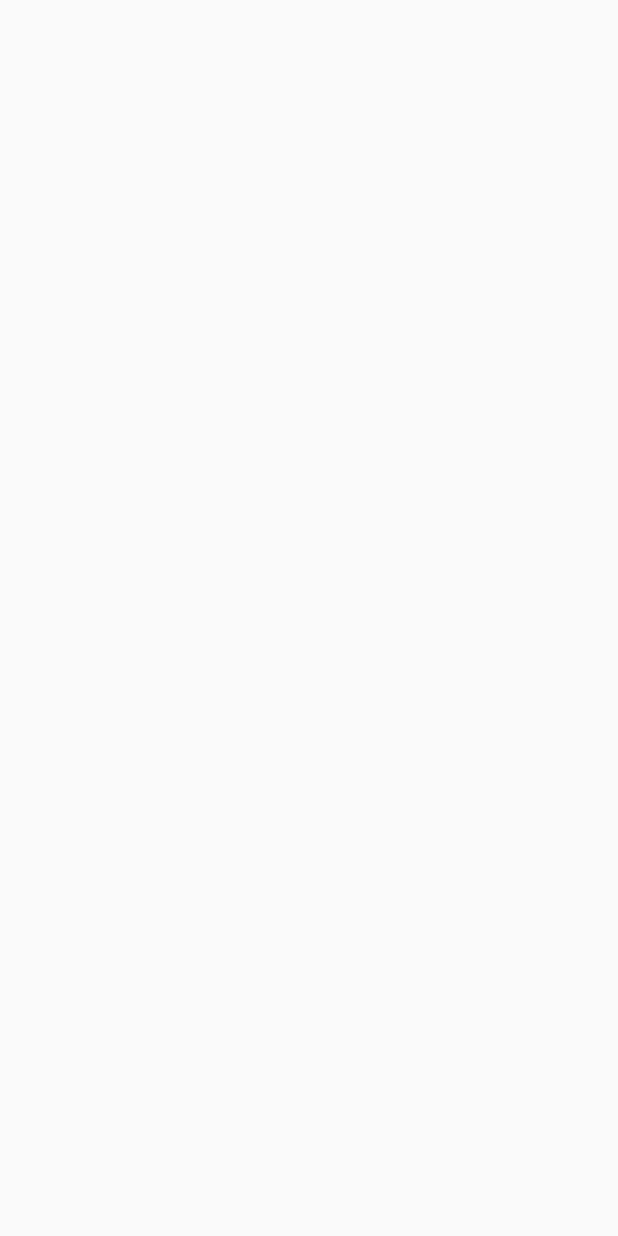
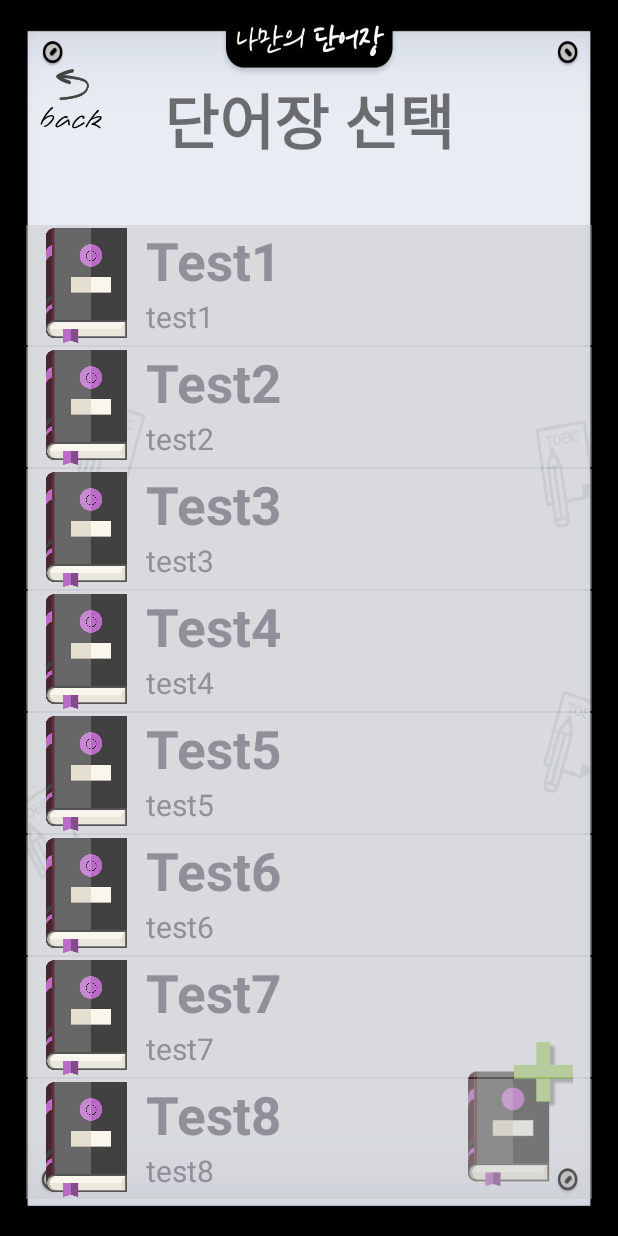
Before and after one commit to jaemin-Yoo/MyVocabulary, an Android app: the BookActivity screen opened directly, with no data from a screen before it, on a phone screen of 412 x 824 dp. Before the commit the screen is empty. Run offline under Robolectric (Android 15) with nearby library versions, the phone set to English and light mode, and no system bars.

Commit message:
ListView

```diff
--- a/MyVocabulary/app/src/main/java/com/example/myvocabulary/BookActivity.java
+++ b/MyVocabulary/app/src/main/java/com/example/myvocabulary/BookActivity.java
@@ -1,14 +1,90 @@
 package com.example.myvocabulary;
 
 import android.os.Bundle;
+import android.util.Log;
+import android.view.View;
+import android.view.ViewGroup;
+import android.widget.BaseAdapter;
+import android.widget.ImageButton;
+import android.widget.ListView;
 
 import androidx.appcompat.app.AppCompatActivity;
 
+import java.util.ArrayList;
+
 public class BookActivity extends AppCompatActivity {
+
+    private ImageButton back;
 
     @Override
     protected void onCreate(Bundle savedInstanceState) {
         super.onCreate(savedInstanceState);
         setContentView(R.layout.activity_book);
+
+        back=findViewById(R.id.btn_back);
+        back.setOnClickListener(new View.OnClickListener() {
+            @Override
+            public void onClick(View view) {
+                finish();
+            }
+        });
+
+        Log.d("test", "test1");
+        ListView listView = findViewById(R.id.listview);
+        BookAdapter adapter = new BookAdapter();
+        Log.d("test", "test2");
+        adapter.addItem(new Booklist("Test1", "test1", R.drawable.book));
+        adapter.addItem(new Booklist("Test2", "test2", R.drawable.book));
+        adapter.addItem(new Booklist("Test3", "test3", R.drawable.book));
+        adapter.addItem(new Booklist("Test4", "test4", R.drawable.book));
+        adapter.addItem(new Booklist("Test5", "test5", R.drawable.book));
+        adapter.addItem(new Booklist("Test6", "test6", R.drawable.book));
+        adapter.addItem(new Booklist("Test7", "test7", R.drawable.book));
+        adapter.addItem(new Booklist("Test8", "test8", R.drawable.book));
+        Log.d("test", "test3");
+        listView.setAdapter(adapter);
+        Log.d("test", "test4");
+    }
+
+    class BookAdapter extends BaseAdapter {
+
+        ArrayList<Booklist> items = new ArrayList<Booklist>();
+
+        @Override
+        public int getCount() {
+            return items.size();
+        }
+
+        public void addItem(Booklist item) {
+            items.add(item);
+        }
+
+        @Override
+        public Object getItem(int i) {
+            return items.get(i);
+        }
+
+        @Override
+        public long getItemId(int i) {
+            return i;
+        }
+
+        @Override
+        public View getView(int i, View view, ViewGroup viewGroup) {
+            BooklistView booklistView = null;
+            if(view == null){
+                booklistView = new BooklistView(getApplicationContext());
+            }
+            else{
+                booklistView = (BooklistView)view;
+            }
+            Booklist item = items.get(i);
+            booklistView.setName(item.getName());
+            booklistView.setSubname(item.getSubname());
+            booklistView.setBook(item.getResId());
+            return booklistView;
+        }
+
+
     }
 }
--- /dev/null
+++ b/MyVocabulary/app/src/main/java/com/example/myvocabulary/Booklist.java
@@ -0,0 +1,42 @@
+package com.example.myvocabulary;
+
+public class Booklist {
+    String name;
+    String subname;
+    int resId;
+
+    public Booklist(String name, String subname, int resId){
+        this.name = name;
+        this.subname = subname;
+        this.resId = resId;
+    }
+
+    public String getName() {
+        return name;
+    }
+
+    public void setName() {
+        this.name = name;
+    }
+
+    public String getSubname() {
+        return subname;
+    }
+
+    public void setSubname(String subname){
+        this.subname = subname;
+    }
+
+    public int getResId() {
+        return resId;
+    }
+
+    @Override
+    public String toString() {
+        return "Booklist{" +
+                "name='" + name + '\'' +
+                ", subname='" + subname + '\'' +
+                ", resId=" + resId +
+                '}';
+    }
+}
--- /dev/null
+++ b/MyVocabulary/app/src/main/java/com/example/myvocabulary/BooklistView.java
@@ -0,0 +1,46 @@
+package com.example.myvocabulary;
+
+import android.content.Context;
+import android.util.AttributeSet;
+import android.view.LayoutInflater;
+import android.widget.ImageView;
+import android.widget.LinearLayout;
+import android.widget.TextView;
+
+import androidx.annotation.Nullable;
+
+public class BooklistView extends LinearLayout {
+
+    TextView textView, textView2;
+    ImageView imageView;
+
+    public BooklistView(Context context) {
+        super(context);
+        init(context);
+    }
+
+    public BooklistView(Context context, @Nullable AttributeSet attrs){
+        super(context, attrs);
+    }
+
+    private void init(Context context) {
+        LayoutInflater inflater = (LayoutInflater)context.getSystemService(Context.LAYOUT_INFLATER_SERVICE);
+        inflater.inflate(R.layout.activity_booklist, this, true);
+
+        textView = findViewById(R.id.name);
+        textView2 = findViewById(R.id.subname);
+        imageView = findViewById(R.id.book);
+    }
+
+    public void setName(String name){
+        textView.setText(name);
+    }
+
+    public void setSubname(String subname){
+        textView2.setText(subname);
+    }
+
+    public void setBook(int resId){
+        imageView.setImageResource(resId);
+    }
+}
--- a/MyVocabulary/app/src/main/java/com/example/myvocabulary/MainActivity.java
+++ b/MyVocabulary/app/src/main/java/com/example/myvocabulary/MainActivity.java
@@ -4,6 +4,7 @@ import androidx.appcompat.app.AppCompatActivity;
 
 import android.content.Intent;
 import android.os.Bundle;
+import android.util.Log;
 import android.view.View;
 import android.widget.ImageButton;
 
@@ -21,6 +22,7 @@ public class MainActivity extends AppCompatActivity {
         add.setOnClickListener(new View.OnClickListener() {
             @Override
             public void onClick(View view) {
+                Log.d("click", "Add");
                 Intent intent = new Intent(MainActivity.this, BookActivity.class);
                 startActivity(intent);
             }
@@ -30,6 +32,7 @@ public class MainActivity extends AppCompatActivity {
         test.setOnClickListener(new View.OnClickListener() {
             @Override
             public void onClick(View view) {
+                Log.d("click", "Test");
                 Intent intent = new Intent(MainActivity.this, BookActivity.class);
                 startActivity(intent);
             }
@@ -39,6 +42,7 @@ public class MainActivity extends AppCompatActivity {
         exit.setOnClickListener(new View.OnClickListener() {
             @Override
             public void onClick(View view) {
+                Log.d("click", "Exit");
                 finish();
             }
         });
--- a/MyVocabulary/app/src/main/res/layout/activity_book.xml
+++ b/MyVocabulary/app/src/main/res/layout/activity_book.xml
@@ -1,6 +1,57 @@
 <?xml version="1.0" encoding="utf-8"?>
-<androidx.constraintlayout.widget.ConstraintLayout
+<LinearLayout
     xmlns:android="http://schemas.android.com/apk/res/android" android:layout_width="match_parent"
-    android:layout_height="match_parent">
+    android:layout_height="match_parent"
+    android:orientation="vertical"
+    android:background="@drawable/background">
 
-</androidx.constraintlayout.widget.ConstraintLayout>
+    <FrameLayout
+        android:layout_width="match_parent"
+        android:layout_height="match_parent">
+
+        <TextView
+            android:layout_width="wrap_content"
+            android:layout_height="wrap_content"
+            android:layout_gravity="center_horizontal"
+            android:layout_marginTop="50dp"
+            android:textSize="40dp"
+            android:textStyle="bold"
+            android:text="단어장 선택"/>
+
+        <ImageButton
+            android:id="@+id/btn_back"
+            android:layout_width="55dp"
+            android:layout_height="51dp"
+            android:layout_marginLeft="20dp"
+            android:layout_marginTop="40dp"
+            android:background="#00FF0000"
+            android:scaleType="centerCrop"
+            android:src="@drawable/back" />
+
+        <ImageButton
+            android:id="@+id/add_book"
+            android:layout_width="70dp"
+            android:layout_height="103dp"
+            android:layout_gravity="right|bottom"
+            android:layout_marginRight="30dp"
+            android:layout_marginBottom="30dp"
+            android:background="#00FF0000"
+            android:scaleType="centerCrop"
+            android:src="@drawable/add_book" />
+
+        <ListView
+            android:id="@+id/listview"
+            android:layout_width="match_parent"
+            android:layout_height="wrap_content"
+            android:layout_marginLeft="17dp"
+            android:layout_marginRight="17dp"
+            android:layout_marginTop="150dp">
+
+        </ListView>
+
+
+
+
+    </FrameLayout>
+
+</LinearLayout>
--- /dev/null
+++ b/MyVocabulary/app/src/main/res/layout/activity_booklist.xml
@@ -0,0 +1,39 @@
+<?xml version="1.0" encoding="utf-8"?>
+<LinearLayout
+    xmlns:android="http://schemas.android.com/apk/res/android"
+    android:layout_width="match_parent"
+    android:layout_height="wrap_content"
+    android:background="#68BFBFBF"
+    android:orientation="horizontal">
+
+        <ImageView
+            android:id="@+id/book"
+            android:layout_width="80dp"
+            android:layout_height="80dp"
+            android:scaleType="fitCenter"
+            android:src="@drawable/book" />
+
+        <LinearLayout
+            android:layout_width="match_parent"
+            android:layout_height="match_parent"
+            android:orientation="vertical">
+
+            <TextView
+                android:id="@+id/name"
+                android:layout_width="match_parent"
+                android:layout_height="wrap_content"
+                android:text="첫번째"
+                android:textSize="35dp"
+                android:textStyle="bold"/>
+
+            <TextView
+                android:id="@+id/subname"
+                android:layout_width="match_parent"
+                android:layout_height="match_parent"
+                android:text=" SubText"
+                android:textSize="20dp"
+                />
+
+        </LinearLayout>
+
+</LinearLayout>
```
Also changed, not shown: MyVocabulary/app/src/main/res/drawable/add_book.png (added), MyVocabulary/app/src/main/res/drawable/back.png (added), MyVocabulary/app/src/main/res/drawable/book.png (added).
